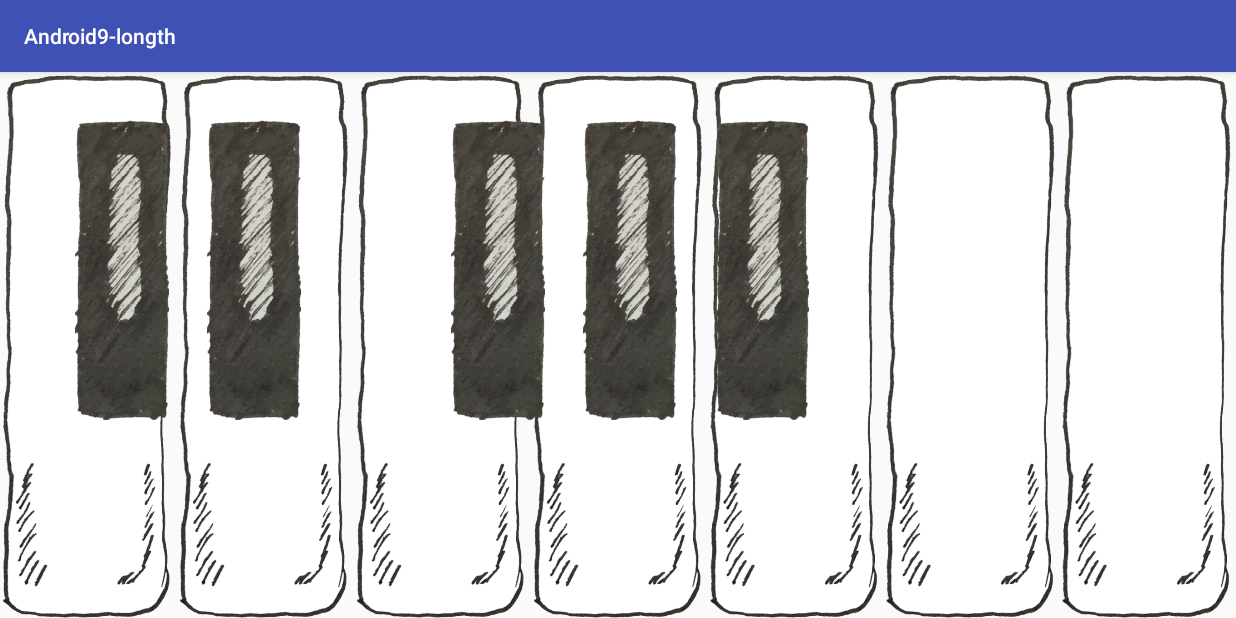
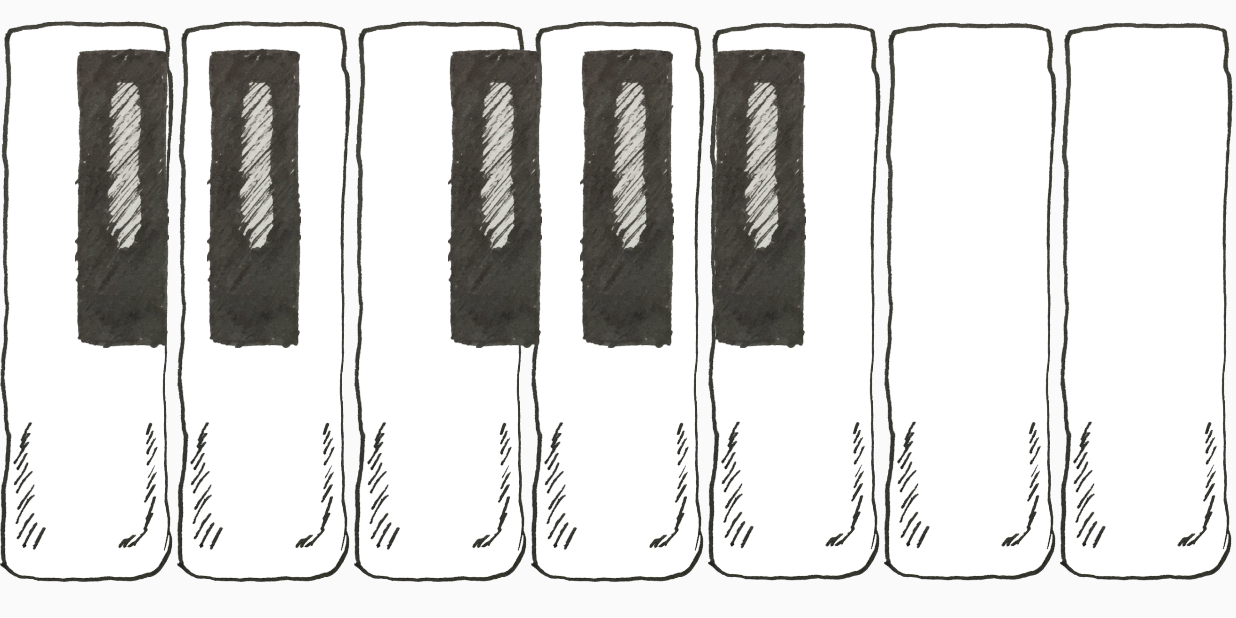
Before and after one commit to hoanglong96/TidyPiano-longth, an Android app: the screen it shows after launch (MainActivity), on a phone screen of 824 x 412 dp (held sideways). Run offline under Robolectric (Android 15) with nearby library versions, the phone set to English and light mode, and no system bars.

Commit message:
UI TidyPiano

```diff
--- a/app/src/main/AndroidManifest.xml
+++ b/app/src/main/AndroidManifest.xml
@@ -8,7 +8,7 @@
         android:label="@string/app_name"
         android:roundIcon="@mipmap/ic_launcher_round"
         android:supportsRtl="true"
-        android:theme="@style/AppTheme">
+        android:theme="@style/Theme.AppCompat.Light.NoActionBar">
         <activity android:name=".MainActivity" android:screenOrientation="landscape">
             <intent-filter>
                 <action android:name="android.intent.action.MAIN" />
--- a/app/src/main/res/layout/activity_main.xml
+++ b/app/src/main/res/layout/activity_main.xml
@@ -56,12 +56,12 @@
         android:layout_width="wrap_content"
         android:layout_height="wrap_content"
         android:src="@drawable/default_black_key"
-        android:layout_alignParentTop="true"
+        android:id="@+id/black1"
+        android:layout_marginLeft="50dp"
+        android:layout_alignTop="@+id/black2"
         android:layout_alignParentLeft="true"
         android:layout_alignParentStart="true"
-        android:id="@+id/black1"
-        android:layout_marginTop="32dp"
-        android:layout_marginLeft="50dp"/>
+        android:layout_marginStart="50dp" />
     <ImageView
         android:layout_width="wrap_content"
         android:layout_height="wrap_content"
@@ -75,9 +75,11 @@
         android:layout_height="wrap_content"
         android:id="@+id/black3"
         android:src="@drawable/default_black_key"
+        android:layout_marginLeft="98dp"
         android:layout_toRightOf="@+id/black2"
+        android:layout_toEndOf="@+id/black2"
         android:layout_marginTop="32dp"
-        android:layout_marginLeft="100dp"/>
+        />
     <ImageView
         android:layout_width="wrap_content"
         android:layout_height="wrap_content"
```
